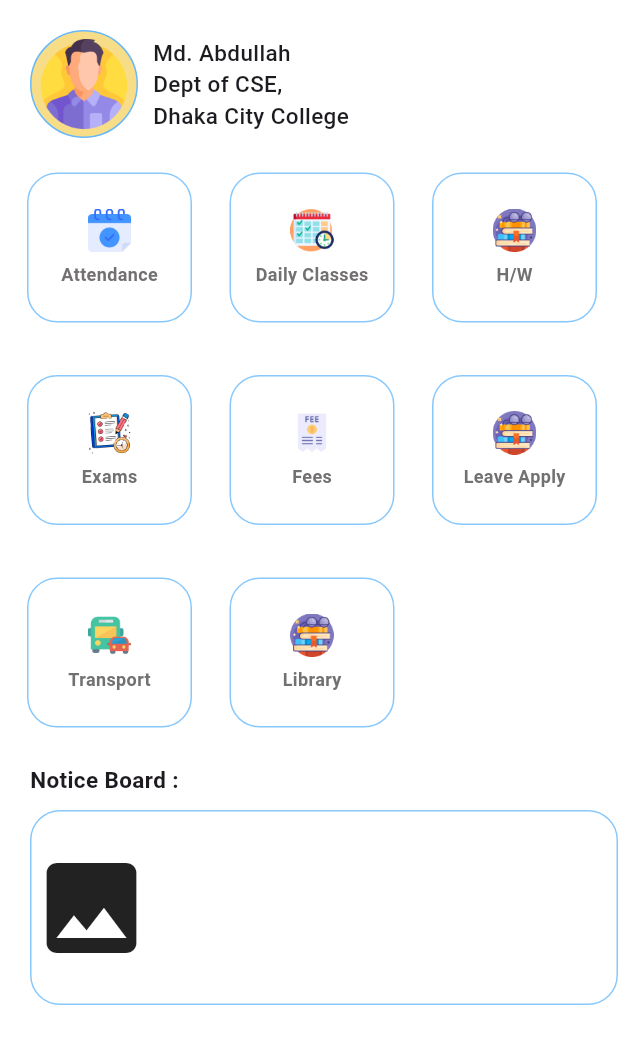
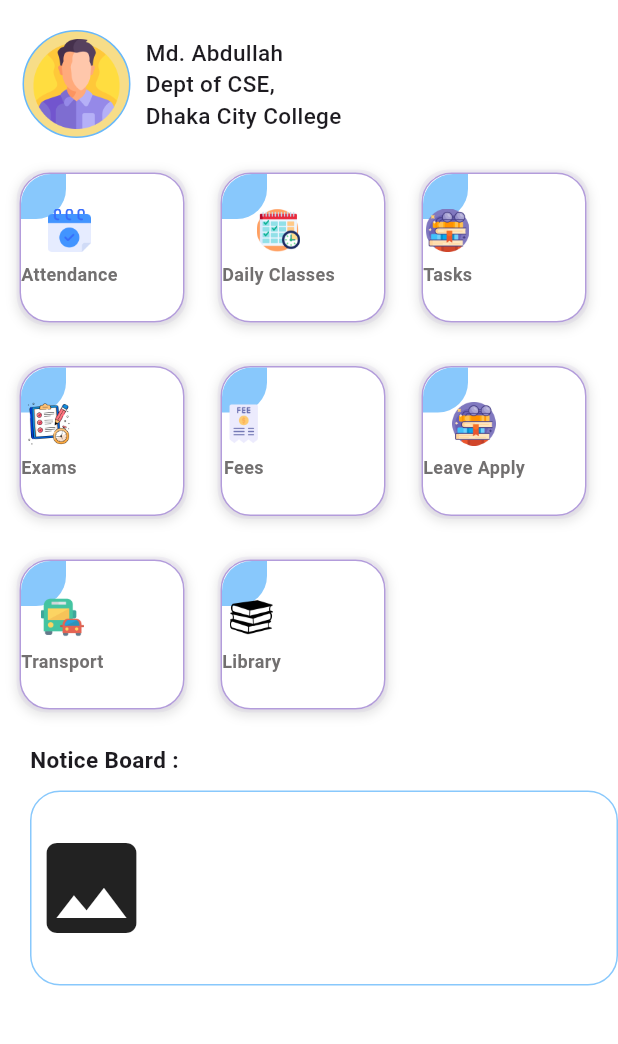
Before and after one commit to SamiraRa/School-Management-System, a Flutter app: the HomepageScreen screen opened directly, on a phone screen of 412 x 824 dp. Shown: the top 1044 px of the screen. Run offline on Flutter 3.47's test engine with Material 3 defaults, Android fonts, the phone set to English and light mode, and no system bars; our stand-ins replace flutter_svg.

Commit message:
edumax screens organizing

```diff
--- a/lib/Screens/Login/components/login_form.dart
+++ b/lib/Screens/Login/components/login_form.dart
@@ -1,4 +1,5 @@
 import 'package:flutter/material.dart';
+import 'package:school_management_application/UI/homepage_screen.dart';
 
 import '../../../components/already_have_an_account_acheck.dart';
 import '../../../constants.dart';
@@ -44,7 +45,10 @@ class LoginForm extends StatelessWidget {
           ),
           const SizedBox(height: defaultPadding),
           ElevatedButton(
-            onPressed: () {},
+            onPressed: () {
+              Navigator.push(context,
+                  MaterialPageRoute(builder: (context) => HomepageScreen()));
+            },
             child: Text(
               "Login".toUpperCase(),
             ),
--- a/lib/UI/homepage_screen.dart
+++ b/lib/UI/homepage_screen.dart
@@ -1,4 +1,10 @@
 import 'package:flutter/material.dart';
+import 'package:school_management_application/UI/attendance.dart';
+import 'package:school_management_application/UI/class_schedule_screen.dart';
+import 'package:school_management_application/UI/exams_screen.dart';
+import 'package:school_management_application/UI/fees_screen.dart';
+import 'package:school_management_application/UI/leave_apply.dart';
+import 'package:school_management_application/UI/tasks_assignment.dart';
 
 class HomepageScreen extends StatefulWidget {
   const HomepageScreen({super.key});
@@ -9,20 +15,49 @@ class HomepageScreen extends StatefulWidget {
 
 class _HomepageScreenState extends State<HomepageScreen> {
   List buttonList = [
-    {"name": "Attendance", "icon": "Calendar"},
-    {"name": "Daily Classes", "icon": "timetable"},
-    {"name": "H/W", "icon": "book-stack"},
-    {"name": "Exams", "icon": "exam-time"},
-    {"name": "Fees", "icon": "fee"},
-    {"name": "Leave Apply", "icon": "book-stack"},
+    {
+      "name": "Attendance",
+      "icon": "Calendar",
+      "screen": const AttendanceScreen()
+    },
+    {
+      "name": "Daily Classes",
+      "icon": "timetable",
+      "screen": const ClassesScheduleScreen()
+    },
+    {"name": "Tasks", "icon": "book-stack", "screen": const TaskScreen()},
+    {"name": "Exams", "icon": "exam-time", "screen": const ExamsScreen()},
+    {"name": "Fees", "icon": "fee", "screen": const FeesPaymentScreen()},
+    {
+      "name": "Leave Apply",
+      "icon": "book-stack",
+      "screen": const LeaveApplyScreen()
+    },
     {"name": "Transport", "icon": "vehicles"},
-    {"name": "Library", "icon": "book-stack"},
+    {"name": "Library", "icon": "books-stack-of-three"},
   ];
 
   @override
   Widget build(BuildContext context) {
     return SafeArea(
       child: Scaffold(
+        // appBar:
+
+        //  AppBar(
+        //   automaticallyImplyLeading: false,
+        //   leading: Image.asset(
+        //     "assets/icons/menu-bar.png",
+        //     height: 20,
+        //     width: 20,
+        //   ),
+        //   // actions: [
+        //   //   Image.asset(
+        //   //     "assets/icons/menu-bar.png",
+        //   //     height: 35,
+        //   //     width: 35,
+        //   //   )
+        //   // ],
+        // ),
         backgroundColor: Colors.white,
         body: Column(
           crossAxisAlignment: CrossAxisAlignment.start,
@@ -33,7 +68,7 @@ class _HomepageScreenState extends State<HomepageScreen> {
             Row(
               children: [
                 Padding(
-                  padding: const EdgeInsets.only(left: 20),
+                  padding: const EdgeInsets.only(left: 15),
                   child: Container(
                     padding: EdgeInsets.all(5),
                     decoration: BoxDecoration(
@@ -81,12 +116,12 @@ class _HomepageScreenState extends State<HomepageScreen> {
               height: 20,
             ),
             GridView.builder(
-                padding: EdgeInsets.only(left: 15),
+                padding: EdgeInsets.only(left: 10, right: 8),
                 shrinkWrap: true,
                 gridDelegate: SliverGridDelegateWithFixedCrossAxisCount(
-                  crossAxisCount: 3, // number of items in each row
-                  mainAxisSpacing: 8.0, // spacing between rows
-                  crossAxisSpacing: 8.0, // spacing between columns
+                  crossAxisCount: 3,
+                  crossAxisSpacing: 8,
+                  mainAxisSpacing: 3,
                 ),
                 itemCount: buttonList.length,
                 itemBuilder: (context, index) {
@@ -98,15 +133,53 @@ class _HomepageScreenState extends State<HomepageScreen> {
                           height: 100,
                           width: 110,
                           decoration: BoxDecoration(
+                            boxShadow: [
+                              BoxShadow(
+                                  color: Colors.deepPurple.shade50
+                                      .withOpacity(0.8),
+                                  blurRadius: 5,
+                                  spreadRadius: 2,
+                                  blurStyle: BlurStyle.inner),
+                              BoxShadow(
+                                  color: Colors.black.withOpacity(0.1),
+                                  offset: const Offset(0, 2),
+                                  blurRadius: 5,
+                                  spreadRadius: 2,
+                                  blurStyle: BlurStyle.normal)
+                            ],
                             borderRadius: BorderRadius.circular(20),
                             border: Border.all(
                                 width: 1,
-                                color: Color.fromARGB(255, 136, 200, 252)),
+                                color: Colors.deepPurple.withOpacity(0.5)),
 
                             color: Colors.white,
                             // color: const Color.fromARGB(255, 136, 200, 252),
                           ),
-                          child: Column(
+                          child: InkWell(
+                            onTap: () => {
+                              Navigator.push(
+                                  context,
+                                  MaterialPageRoute(
+                                      builder: (context) =>
+                                          buttonList[index]["screen"]))
+                            },
+                            child: Stack(
+                              children: [
+                                Positioned(
+                                  top: 0,
+                                  left: 0,
+                                  child: Container(
+                                    height: 30,
+                                    width: 30,
+                                    decoration: BoxDecoration(
+                                        color: const Color.fromARGB(
+                                            255, 136, 200, 252),
+                                        borderRadius: BorderRadius.only(
+                                            topLeft: Radius.circular(20),
+                                            bottomRight: Radius.circular(20))),
+                                  ),
+                                ),
+                                Column(
                                   crossAxisAlignment: CrossAxisAlignment.center,
                                   mainAxisAlignment: MainAxisAlignment.center,
                                   children: [
@@ -128,6 +201,9 @@ class _HomepageScreenState extends State<HomepageScreen> {
                                               255, 114, 112, 112)),
                                     )
                                   ],
+                                ),
+                              ],
+                            ),
                           ),
                         ),
                       ),
```
Also changed, not shown: lib/UI/attendance.dart (added, +22 -0 lines), lib/UI/class_schedule_screen.dart (added, +22 -0 lines), lib/UI/exams_screen.dart (added, +22 -0 lines), lib/UI/fees_screen.dart (+22 -0 lines), lib/UI/leave_apply.dart (added, +79 -0 lines), lib/UI/tasks_assignment.dart (added, +23 -0 lines), lib/UI/transport_screen.dart (added, +22 -0 lines), assets/icons/menu-bar.png (added), assets/icons/notification.png (added), assets/images/books-stack-of-three.png (added). Lines whose indentation alone changed are shown as unchanged.
